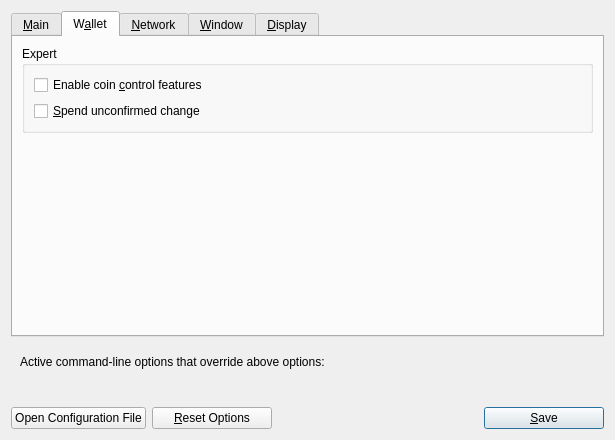
navcoin/navcoin-core, file src/qt/forms/optionsdialog.ui: the form before one commit.
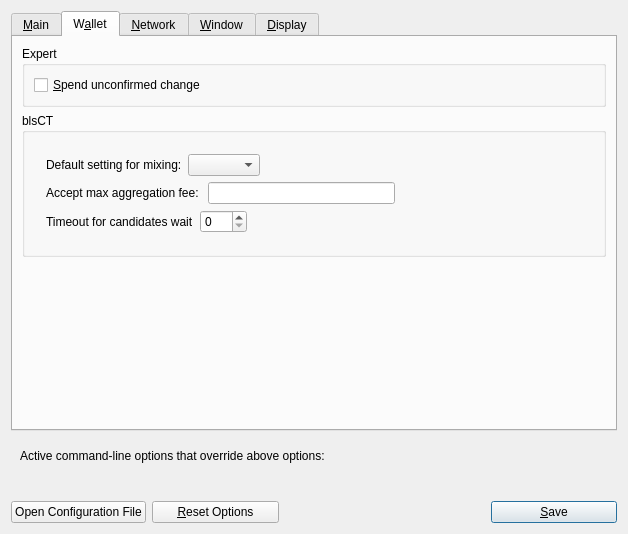
The form after the commit. The open tabs and pages were chosen to show the change. Custom widgets are drawn as their Qt base class.

```diff
--- a/src/qt/forms/optionsdialog.ui
+++ b/src/qt/forms/optionsdialog.ui
@@ -6,8 +6,8 @@
    <rect>
     <x>0</x>
     <y>0</y>
-    <width>615</width>
-    <height>440</height>
+    <width>628</width>
+    <height>534</height>
    </rect>
   </property>
   <property name="windowTitle">
@@ -216,16 +216,6 @@
           <string>Expert</string>
          </property>
          <layout class="QVBoxLayout" name="verticalLayout_2">
-          <item>
-           <widget class="QCheckBox" name="coinControlFeatures">
-            <property name="toolTip">
-             <string>Whether to show coin control features or not.</string>
-            </property>
-            <property name="text">
-             <string>Enable coin &amp;control features</string>
-            </property>
-           </widget>
-          </item>
           <item>
            <widget class="QCheckBox" name="spendZeroConfChange">
             <property name="toolTip">
@@ -239,6 +229,120 @@
          </layout>
         </widget>
        </item>
+       <item>
+        <widget class="QGroupBox" name="groupBox_2">
+         <property name="title">
+          <string>blsCT</string>
+         </property>
+         <layout class="QVBoxLayout" name="verticalLayout_4">
+          <item>
+           <layout class="QVBoxLayout" name="verticalLayout_3">
+            <property name="leftMargin">
+             <number>12</number>
+            </property>
+            <property name="topMargin">
+             <number>12</number>
+            </property>
+            <property name="rightMargin">
+             <number>12</number>
+            </property>
+            <property name="bottomMargin">
+             <number>12</number>
+            </property>
+            <item>
+             <layout class="QHBoxLayout" name="horizontalLayout">
+              <item>
+               <widget class="QLabel" name="label">
+                <property name="text">
+                 <string>Default setting for mixing:</string>
+                </property>
+               </widget>
+              </item>
+              <item>
+               <widget class="QComboBox" name="mixingDefaultBox">
+                <property name="currentText">
+                 <string/>
+                </property>
+               </widget>
+              </item>
+              <item>
+               <spacer name="horizontalSpacer_2">
+                <property name="orientation">
+                 <enum>Qt::Horizontal</enum>
+                </property>
+                <property name="sizeHint" stdset="0">
+                 <size>
+                  <width>40</width>
+                  <height>20</height>
+                 </size>
+                </property>
+               </spacer>
+              </item>
+             </layout>
+            </item>
+            <item>
+             <layout class="QHBoxLayout" name="horizontalLayout_5">
+              <item>
+               <widget class="QLabel" name="label_3">
+                <property name="text">
+                 <string>Accept max aggregation fee: </string>
+                </property>
+               </widget>
+              </item>
+              <item>
+               <widget class="NavCoinAmountField" name="maxmixfeeText"/>
+              </item>
+              <item>
+               <spacer name="horizontalSpacer_4">
+                <property name="orientation">
+                 <enum>Qt::Horizontal</enum>
+                </property>
+                <property name="sizeHint" stdset="0">
+                 <size>
+                  <width>40</width>
+                  <height>20</height>
+                 </size>
+                </property>
+               </spacer>
+              </item>
+             </layout>
+            </item>
+            <item>
+             <layout class="QHBoxLayout" name="horizontalLayout_6">
+              <item>
+               <widget class="QLabel" name="label_4">
+                <property name="text">
+                 <string>Timeout for candidates wait</string>
+                </property>
+               </widget>
+              </item>
+              <item>
+               <widget class="QSpinBox" name="mixTimeout">
+                <property name="maximum">
+                 <number>180</number>
+                </property>
+               </widget>
+              </item>
+              <item>
+               <spacer name="horizontalSpacer_5">
+                <property name="orientation">
+                 <enum>Qt::Horizontal</enum>
+                </property>
+                <property name="sizeHint" stdset="0">
+                 <size>
+                  <width>40</width>
+                  <height>20</height>
+                 </size>
+                </property>
+               </spacer>
+              </item>
+             </layout>
+            </item>
+           </layout>
+          </item>
+         </layout>
+        </widget>
+       </item>
        <item>
         <spacer name="verticalSpacer_Wallet">
          <property name="orientation">
@@ -922,6 +1026,12 @@
    <extends>QLineEdit</extends>
    <header>qvalidatedlineedit.h</header>
   </customwidget>
+  <customwidget>
+   <class>NavCoinAmountField</class>
+   <extends>QLineEdit</extends>
+   <header>navcoinamountfield.h</header>
+   <container>1</container>
+  </customwidget>
   <customwidget>
    <class>QValueComboBox</class>
    <extends>QComboBox</extends>
```
Left out of the diff: 2 changed lines with no effect on the pictures.
